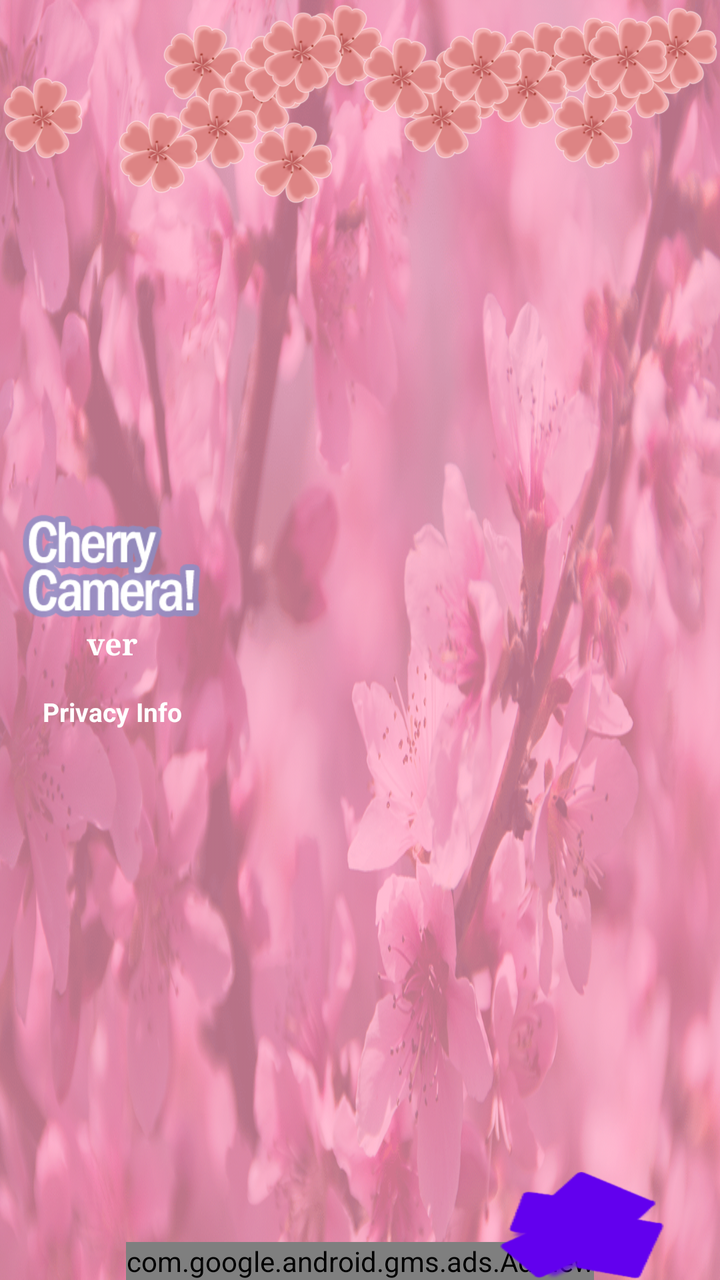
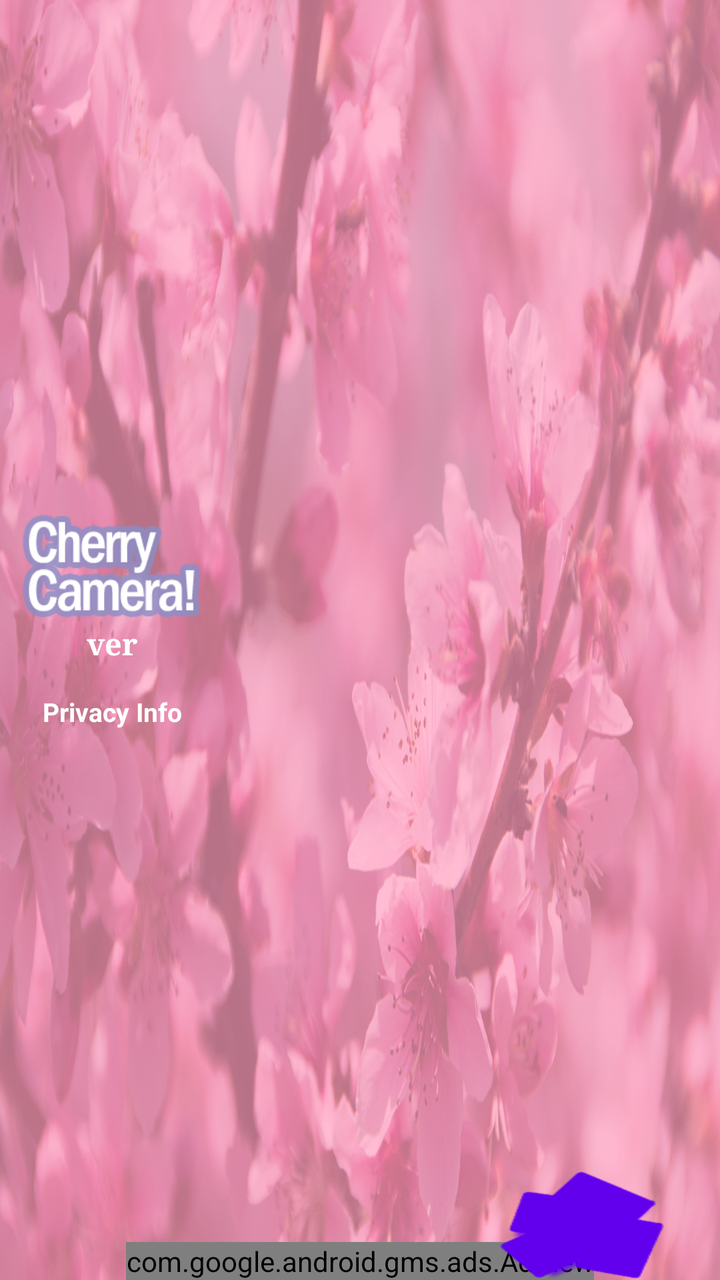

The first picture is an Android layout as it rendered before a commit; the second is the same layout after the commit. The layout source and the unified diff follow.
<!-- AndroidManifest.xml: fallback theme Theme.MaterialComponents.DayNight.NoActionBar -->
<!-- res/layout/main.xml -->
<?xml version="1.0" encoding="utf-8"?>
<FrameLayout xmlns:android="http://schemas.android.com/apk/res/android"
    xmlns:ads="http://schemas.android.com/apk/res-auto"
    android:id="@+id/menu_layout_bg"
    android:layout_width="match_parent"
    android:layout_height="match_parent"
    android:background="@color/color_pink" >

    <ImageView
        android:id="@+id/iv_menubg"
        android:layout_width="match_parent"
        android:layout_height="match_parent"
        android:alpha="0.3"
        android:scaleType="fitXY"
        android:src="@drawable/menu_bg0" />

    <FrameLayout
        android:id="@+id/blurBg"
        android:layout_width="match_parent"
        android:layout_height="match_parent" >
    </FrameLayout>
    
    <FrameLayout
        android:id="@+id/blurBg_fade"
        android:layout_width="match_parent"
        android:layout_height="match_parent"
        android:visibility="invisible" >

    </FrameLayout>

    

    <FrameLayout
        android:id="@+id/layoutFlowerAnim"
        android:layout_width="match_parent"
        android:layout_height="match_parent" >
                
        <ImageView
            android:id="@+id/imageFlower0"
            android:layout_width="wrap_content"
            android:layout_height="wrap_content"
            android:layout_marginLeft="@dimen/px320"
            android:layout_marginTop="@dimen/px45"
            android:src="@drawable/cherry_01" />

        <ImageView
            android:id="@+id/imageFlower1"
            android:layout_width="wrap_content"
            android:layout_height="wrap_content"
            android:layout_marginLeft="@dimen/px440"
            android:layout_marginTop="@dimen/px100"
            android:src="@drawable/cherry_01" />

        <ImageView
            android:id="@+id/imageFlower2"
            android:layout_width="wrap_content"
            android:layout_height="wrap_content"
            android:layout_marginLeft="@dimen/px600"
            android:layout_marginTop="@dimen/px5"
            android:src="@drawable/cherry_01" />

        <ImageView
            android:id="@+id/imageFlower3"
            android:layout_width="wrap_content"
            android:layout_height="wrap_content"
            android:layout_marginLeft="@dimen/px480"
            android:layout_marginTop="@dimen/px50"
            android:src="@drawable/cherry_01" />

        <ImageView
            android:id="@+id/imageFlower4"
            android:layout_width="wrap_content"
            android:layout_height="wrap_content"
            android:layout_marginTop="@dimen/px150"
            android:src="@drawable/cherry_01" />

        <ImageView
            android:id="@+id/imageFlower5"
            android:layout_width="wrap_content"
            android:layout_height="wrap_content"
            android:layout_marginLeft="@dimen/px500"
            android:layout_marginTop="@dimen/px240"
            android:src="@drawable/cherry_01" />
        
        <ImageView
            android:id="@+id/imageFlower6"
            android:layout_width="wrap_content"
            android:layout_height="wrap_content"
            android:layout_marginLeft="@dimen/px350"
            android:layout_marginTop="@dimen/px170"
            android:src="@drawable/cherry_01" />

        <ImageView
            android:id="@+id/imageFlower7"
            android:layout_width="wrap_content"
            android:layout_height="wrap_content"
            android:layout_marginLeft="@dimen/px230"
            android:layout_marginTop="@dimen/px220"
            android:src="@drawable/cherry_01" />

        <ImageView
            android:id="@+id/imageFlower8"
            android:layout_width="wrap_content"
            android:layout_height="wrap_content"
            android:layout_marginLeft="@dimen/px850"
            android:layout_marginTop="@dimen/px80"
            android:src="@drawable/cherry_01" />

        <ImageView
            android:id="@+id/imageFlower9"
            android:layout_width="wrap_content"
            android:layout_height="wrap_content"
            android:layout_marginLeft="@dimen/px1000"
            android:layout_marginTop="@dimen/px40"
            android:src="@drawable/cherry_01" />

        <ImageView
            android:id="@+id/imageFlower10"
            android:layout_width="wrap_content"
            android:layout_height="wrap_content"
            android:layout_marginLeft="@dimen/px1200"
            android:layout_marginTop="@dimen/px70"
            android:src="@drawable/cherry_01" />
        
        <ImageView
            android:id="@+id/imageFlower11"
            android:layout_width="wrap_content"
            android:layout_height="wrap_content"
            android:layout_marginLeft="@dimen/px1100"
            android:layout_marginTop="@dimen/px170"
            android:src="@drawable/cherry_01" />
        
        <ImageView
            android:id="@+id/imageFlower12"
            android:layout_width="wrap_content"
            android:layout_height="wrap_content"
            android:layout_marginLeft="@dimen/px1100"
            android:layout_marginTop="@dimen/px30"
            android:src="@drawable/cherry_01" />
        
        <ImageView
            android:id="@+id/imageFlower13"
            android:layout_width="wrap_content"
            android:layout_height="wrap_content"
            android:layout_gravity="right"
            android:layout_marginTop="@dimen/px10"
            android:src="@drawable/cherry_01" />
        
        <ImageView
            android:id="@+id/imageFlower14"
            android:layout_width="wrap_content"
            android:layout_height="wrap_content"
            android:layout_gravity="right"
            android:layout_marginRight="@dimen/px100"
            android:layout_marginTop="@dimen/px30"
            android:src="@drawable/cherry_01" />
        
        <ImageView
            android:id="@+id/imageFlower15"
            android:layout_width="wrap_content"
            android:layout_height="wrap_content"
            android:layout_gravity="right"
            android:layout_marginRight="@dimen/px300"
            android:layout_marginTop="@dimen/px90"
            android:src="@drawable/cherry_01" />
        
        <ImageView
            android:id="@+id/imageFlower16"
            android:layout_width="wrap_content"
            android:layout_height="wrap_content"
            android:layout_gravity="right"
            android:layout_marginRight="@dimen/px470"
            android:layout_marginTop="@dimen/px150"
            android:src="@drawable/cherry_01" />
        
        <ImageView
            android:id="@+id/imageFlower17"
            android:layout_width="wrap_content"
            android:layout_height="wrap_content"
            android:layout_gravity="right"
            android:layout_marginRight="@dimen/px550"
            android:layout_marginTop="@dimen/px70"
            android:src="@drawable/cherry_01" />
        
        <ImageView
            android:id="@+id/imageFlower18"
            android:layout_width="wrap_content"
            android:layout_height="wrap_content"
            android:layout_gravity="right"
            android:layout_marginRight="@dimen/px390"
            android:layout_marginTop="@dimen/px50"
            android:src="@drawable/cherry_01" />
        
        <ImageView
            android:id="@+id/imageFlower19"
            android:layout_width="wrap_content"
            android:layout_height="wrap_content"
            android:layout_gravity="right"
            android:layout_marginRight="@dimen/px750"
            android:layout_marginTop="@dimen/px20"
            android:src="@drawable/cherry_01" />
        
        <ImageView
            android:id="@+id/imageFlower20"
            android:layout_width="wrap_content"
            android:layout_height="wrap_content"
            android:layout_marginLeft="@dimen/px320"
            android:src="@null" />

        <ImageView
            android:id="@+id/imageFlower21"
            android:layout_width="wrap_content"
            android:layout_height="wrap_content"
            android:layout_marginLeft="@dimen/px440"
            android:src="@null" />

        <ImageView
            android:id="@+id/imageFlower22"
            android:layout_width="wrap_content"
            android:layout_height="wrap_content"
            android:layout_marginLeft="@dimen/px600"
            android:src="@null" />

        <ImageView
            android:id="@+id/imageFlower23"
            android:layout_width="wrap_content"
            android:layout_height="wrap_content"
            android:layout_marginLeft="@dimen/px480"
            android:src="@null" />

        <ImageView
            android:id="@+id/imageFlower24"
            android:layout_width="wrap_content"
            android:layout_height="wrap_content"
            android:src="@null" />

        <ImageView
            android:id="@+id/imageFlower25"
            android:layout_width="wrap_content"
            android:layout_height="wrap_content"
            android:layout_marginLeft="@dimen/px500"
            android:src="@null" />
        
        <ImageView
            android:id="@+id/imageFlower26"
            android:layout_width="wrap_content"
            android:layout_height="wrap_content"
            android:layout_marginLeft="@dimen/px350"
            android:src="@null" />

        <ImageView
            android:id="@+id/imageFlower27"
            android:layout_width="wrap_content"
            android:layout_height="wrap_content"
            android:layout_marginLeft="@dimen/px230"
            android:src="@null" />

        <ImageView
            android:id="@+id/imageFlower28"
            android:layout_width="wrap_content"
            android:layout_height="wrap_content"
            android:layout_marginLeft="@dimen/px850"
            android:src="@null" />

        <ImageView
            android:id="@+id/imageFlower29"
            android:layout_width="wrap_content"
            android:layout_height="wrap_content"
            android:layout_marginLeft="@dimen/px1000"
            android:src="@null" />

        <ImageView
            android:id="@+id/imageFlower30"
            android:layout_width="wrap_content"
            android:layout_height="wrap_content"
            android:layout_marginLeft="@dimen/px1200"
            android:src="@null" />
        
        <ImageView
            android:id="@+id/imageFlower31"
            android:layout_width="wrap_content"
            android:layout_height="wrap_content"
            android:layout_marginLeft="@dimen/px1100"
            android:src="@null" />
        
        <ImageView
            android:id="@+id/imageFlower32"
            android:layout_width="wrap_content"
            android:layout_height="wrap_content"
            android:layout_marginLeft="@dimen/px1100"
            android:src="@null" />
        
        <ImageView
            android:id="@+id/imageFlower33"
            android:layout_width="wrap_content"
            android:layout_height="wrap_content"
            android:layout_gravity="right"
            android:src="@null" />
        
        <ImageView
            android:id="@+id/imageFlower34"
            android:layout_width="wrap_content"
            android:layout_height="wrap_content"
            android:layout_gravity="right"
            android:layout_marginRight="@dimen/px100"
            android:src="@null" />
        
        <ImageView
            android:id="@+id/imageFlower35"
            android:layout_width="wrap_content"
            android:layout_height="wrap_content"
            android:layout_gravity="right"
            android:layout_marginRight="@dimen/px300"
            android:src="@null" />
        
        <ImageView
            android:id="@+id/imageFlower36"
            android:layout_width="wrap_content"
            android:layout_height="wrap_content"
            android:layout_gravity="right"
            android:layout_marginRight="@dimen/px390"
            android:src="@null" />
        
        <ImageView
            android:id="@+id/imageFlower37"
            android:layout_width="wrap_content"
            android:layout_height="wrap_content"
            android:layout_gravity="right"
            android:layout_marginRight="@dimen/px550"
            android:src="@null" />
        
        <ImageView
            android:id="@+id/imageFlower38"
            android:layout_width="wrap_content"
            android:layout_height="wrap_content"
            android:layout_gravity="right"
            android:layout_marginRight="@dimen/px390"
            android:src="@null" />
        
        <ImageView
            android:id="@+id/imageFlower39"
            android:layout_width="wrap_content"
            android:layout_height="wrap_content"
            android:layout_gravity="right"
            android:layout_marginRight="@dimen/px750"
            android:src="@null" />
        
    </FrameLayout>
    
    <LinearLayout
        android:layout_width="match_parent"
        android:layout_height="match_parent"
        android:orientation="vertical" >

        <LinearLayout
            android:layout_width="match_parent"
            android:layout_height="0dp"
            android:layout_weight="2" >

            <FrameLayout
                android:layout_width="0dp"
                android:layout_height="match_parent"
                android:layout_weight="2">

                <GridLayout
                    android:id="@+id/scn_gridlayout"
                    android:layout_width="wrap_content"
                    android:layout_height="wrap_content"
                    android:layout_gravity="right|center_vertical"
                    android:columnCount="4"
                    android:paddingLeft="20dp"
                    android:paddingRight="10dp"
                    android:paddingTop="10dp"
                    android:rowCount="3"></GridLayout>

            </FrameLayout>

        </LinearLayout>

        <LinearLayout
            android:layout_width="match_parent"
            android:layout_height="0dp"
            android:layout_weight="0.5"
            android:background="@drawable/menu_guide_bottom"
            android:orientation="vertical"
            android:visibility="invisible" >
        </LinearLayout>
    </LinearLayout>
    
    <Button
        android:id="@+id/btnGallery"
        android:layout_width="wrap_content"
        android:layout_height="wrap_content"
        android:layout_gravity="bottom|right"
        android:layout_marginRight="25dp"
        android:background="@drawable/gallery" />
    
    <LinearLayout
        android:layout_width="wrap_content"
        android:layout_height="wrap_content"
        android:layout_marginTop="5dp"
        android:orientation="vertical"
        android:layout_gravity="center_vertical"
        android:paddingLeft="10dp"
        android:paddingBottom="30dp" >

        <ImageView
            android:id="@+id/menu_image_title"
            android:layout_width="wrap_content"
            android:layout_height="wrap_content"
            android:src="@drawable/menu_title" />

        <TextView
            android:id="@+id/menutext_version"
            android:layout_width="wrap_content"
            android:layout_height="wrap_content"
            android:layout_gravity="center_horizontal"
            android:text="ver"
            android:textColor="@color/color_white"
            android:textSize="@dimen/FONTSIZE_Biggest"
            android:textStyle="bold"
            android:typeface="serif" />

        <TextView
            android:id="@+id/tv_appinfo"
            android:layout_width="wrap_content"
            android:layout_height="wrap_content"
            android:layout_gravity="bottom|center_horizontal"
            android:layout_marginTop="@dimen/FONTSIZE_Biggest"
            android:text="@string/info_privacy"
            android:textColor="@color/color_white"
            android:textSize="@dimen/FONTSIZE_Normal"
            android:textStyle="bold" />
    </LinearLayout>


    <com.google.android.gms.ads.AdView
        android:id="@+id/adView"
        android:layout_width="wrap_content"
        android:layout_height="wrap_content"
        android:layout_gravity="bottom|center_horizontal"
        ads:adSize="BANNER"
        ads:adUnitId="@string/banner_ad_unit_id">
    </com.google.android.gms.ads.AdView>

</FrameLayout>
<!-- resources referenced by this layout -->
<resources>
  <color name="color_pink">#ffa1c0</color>
  <color name="color_white">#ffffff</color>
  <dimen name="FONTSIZE_Biggest">14sp</dimen>
  <dimen name="FONTSIZE_Normal">12sp</dimen>
  <dimen name="px10">2.5dp</dimen>
  <dimen name="px100">25dp</dimen>
  <dimen name="px1000">250dp</dimen>
  <dimen name="px1100">275dp</dimen>
  <dimen name="px1200">300dp</dimen>
  <dimen name="px150">37.5dp</dimen>
  <dimen name="px170">42.5dp</dimen>
  <dimen name="px20">5dp</dimen>
  <dimen name="px220">55dp</dimen>
  <dimen name="px230">57.5dp</dimen>
  <dimen name="px240">60dp</dimen>
  <dimen name="px30">7.5dp</dimen>
  <dimen name="px300">75dp</dimen>
  <dimen name="px320">80dp</dimen>
  <dimen name="px350">87.5dp</dimen>
  <dimen name="px390">97.5dp</dimen>
  <dimen name="px40">10dp</dimen>
  <dimen name="px440">110dp</dimen>
  <dimen name="px45">11.25dp</dimen>
  <dimen name="px470">117.5dp</dimen>
  <dimen name="px480">120dp</dimen>
  <dimen name="px5">1.25dp</dimen>
  <dimen name="px50">12.5dp</dimen>
  <dimen name="px500">125dp</dimen>
  <dimen name="px550">137.5dp</dimen>
  <dimen name="px600">150dp</dimen>
  <dimen name="px70">17.5dp</dimen>
  <dimen name="px750">187.5dp</dimen>
  <dimen name="px80">20dp</dimen>
  <dimen name="px850">212.5dp</dimen>
  <dimen name="px90">22.5dp</dimen>
  <!-- drawable cherry_01: png bitmap (drawable-xxhdpi, 15283 bytes) -->
  <!-- drawable gallery: png bitmap (drawable-xhdpi, 22791 bytes) -->
  <!-- drawable menu_bg0: png bitmap (drawable-xhdpi, 576757 bytes) -->
  <!-- drawable menu_guide_bottom: png bitmap (drawable-xhdpi, 992 bytes) -->
  <!-- drawable menu_title: png bitmap (drawable-xhdpi, 8216 bytes) -->
  <string name="banner_ad_unit_id">ca-app-pub-8684079291236473/5227367033</string>
  <string name="info_privacy">Privacy Info</string>
</resources>

<!-- the commit's change to res/layout/main.xml (unified diff, before → after) -->
@@ -14,339 +14,8 @@
         android:scaleType="fitXY"
         android:src="@drawable/menu_bg0" />
 
-    <FrameLayout
-        android:id="@+id/blurBg"
-        android:layout_width="match_parent"
-        android:layout_height="match_parent" >
-    </FrameLayout>
-    
-    <FrameLayout
-        android:id="@+id/blurBg_fade"
-        android:layout_width="match_parent"
-        android:layout_height="match_parent"
-        android:visibility="invisible" >
-
-    </FrameLayout>
-
     
 
-    <FrameLayout
-        android:id="@+id/layoutFlowerAnim"
-        android:layout_width="match_parent"
-        android:layout_height="match_parent" >
-                
-        <ImageView
-            android:id="@+id/imageFlower0"
-            android:layout_width="wrap_content"
-            android:layout_height="wrap_content"
-            android:layout_marginLeft="@dimen/px320"
-            android:layout_marginTop="@dimen/px45"
-            android:src="@drawable/cherry_01" />
-
-        <ImageView
-            android:id="@+id/imageFlower1"
-            android:layout_width="wrap_content"
-            android:layout_height="wrap_content"
-            android:layout_marginLeft="@dimen/px440"
-            android:layout_marginTop="@dimen/px100"
-            android:src="@drawable/cherry_01" />
-
-        <ImageView
-            android:id="@+id/imageFlower2"
-            android:layout_width="wrap_content"
-            android:layout_height="wrap_content"
-            android:layout_marginLeft="@dimen/px600"
-            android:layout_marginTop="@dimen/px5"
-            android:src="@drawable/cherry_01" />
-
-        <ImageView
-            android:id="@+id/imageFlower3"
-            android:layout_width="wrap_content"
-            android:layout_height="wrap_content"
-            android:layout_marginLeft="@dimen/px480"
-            android:layout_marginTop="@dimen/px50"
-            android:src="@drawable/cherry_01" />
-
-        <ImageView
-            android:id="@+id/imageFlower4"
-            android:layout_width="wrap_content"
-            android:layout_height="wrap_content"
-            android:layout_marginTop="@dimen/px150"
-            android:src="@drawable/cherry_01" />
-
-        <ImageView
-            android:id="@+id/imageFlower5"
-            android:layout_width="wrap_content"
-            android:layout_height="wrap_content"
-            android:layout_marginLeft="@dimen/px500"
-            android:layout_marginTop="@dimen/px240"
-            android:src="@drawable/cherry_01" />
-        
-        <ImageView
-            android:id="@+id/imageFlower6"
-            android:layout_width="wrap_content"
-            android:layout_height="wrap_content"
-            android:layout_marginLeft="@dimen/px350"
-            android:layout_marginTop="@dimen/px170"
-            android:src="@drawable/cherry_01" />
-
-        <ImageView
-            android:id="@+id/imageFlower7"
-            android:layout_width="wrap_content"
-            android:layout_height="wrap_content"
-            android:layout_marginLeft="@dimen/px230"
-            android:layout_marginTop="@dimen/px220"
-            android:src="@drawable/cherry_01" />
-
-        <ImageView
-            android:id="@+id/imageFlower8"
-            android:layout_width="wrap_content"
-            android:layout_height="wrap_content"
-            android:layout_marginLeft="@dimen/px850"
-            android:layout_marginTop="@dimen/px80"
-            android:src="@drawable/cherry_01" />
-
-        <ImageView
-            android:id="@+id/imageFlower9"
-            android:layout_width="wrap_content"
-            android:layout_height="wrap_content"
-            android:layout_marginLeft="@dimen/px1000"
-            android:layout_marginTop="@dimen/px40"
-            android:src="@drawable/cherry_01" />
-
-        <ImageView
-            android:id="@+id/imageFlower10"
-            android:layout_width="wrap_content"
-            android:layout_height="wrap_content"
-            android:layout_marginLeft="@dimen/px1200"
-            android:layout_marginTop="@dimen/px70"
-            android:src="@drawable/cherry_01" />
-        
-        <ImageView
-            android:id="@+id/imageFlower11"
-            android:layout_width="wrap_content"
-            android:layout_height="wrap_content"
-            android:layout_marginLeft="@dimen/px1100"
-            android:layout_marginTop="@dimen/px170"
-            android:src="@drawable/cherry_01" />
-        
-        <ImageView
-            android:id="@+id/imageFlower12"
-            android:layout_width="wrap_content"
-            android:layout_height="wrap_content"
-            android:layout_marginLeft="@dimen/px1100"
-            android:layout_marginTop="@dimen/px30"
-            android:src="@drawable/cherry_01" />
-        
-        <ImageView
-            android:id="@+id/imageFlower13"
-            android:layout_width="wrap_content"
-            android:layout_height="wrap_content"
-            android:layout_gravity="right"
-            android:layout_marginTop="@dimen/px10"
-            android:src="@drawable/cherry_01" />
-        
-        <ImageView
-            android:id="@+id/imageFlower14"
-            android:layout_width="wrap_content"
-            android:layout_height="wrap_content"
-            android:layout_gravity="right"
-            android:layout_marginRight="@dimen/px100"
-            android:layout_marginTop="@dimen/px30"
-            android:src="@drawable/cherry_01" />
-        
-        <ImageView
-            android:id="@+id/imageFlower15"
-            android:layout_width="wrap_content"
-            android:layout_height="wrap_content"
-            android:layout_gravity="right"
-            android:layout_marginRight="@dimen/px300"
-            android:layout_marginTop="@dimen/px90"
-            android:src="@drawable/cherry_01" />
-        
-        <ImageView
-            android:id="@+id/imageFlower16"
-            android:layout_width="wrap_content"
-            android:layout_height="wrap_content"
-            android:layout_gravity="right"
-            android:layout_marginRight="@dimen/px470"
-            android:layout_marginTop="@dimen/px150"
-            android:src="@drawable/cherry_01" />
-        
-        <ImageView
-            android:id="@+id/imageFlower17"
-            android:layout_width="wrap_content"
-            android:layout_height="wrap_content"
-            android:layout_gravity="right"
-            android:layout_marginRight="@dimen/px550"
-            android:layout_marginTop="@dimen/px70"
-            android:src="@drawable/cherry_01" />
-        
-        <ImageView
-            android:id="@+id/imageFlower18"
-            android:layout_width="wrap_content"
-            android:layout_height="wrap_content"
-            android:layout_gravity="right"
-            android:layout_marginRight="@dimen/px390"
-            android:layout_marginTop="@dimen/px50"
-            android:src="@drawable/cherry_01" />
-        
-        <ImageView
-            android:id="@+id/imageFlower19"
-            android:layout_width="wrap_content"
-            android:layout_height="wrap_content"
-            android:layout_gravity="right"
-            android:layout_marginRight="@dimen/px750"
-            android:layout_marginTop="@dimen/px20"
-            android:src="@drawable/cherry_01" />
-        
-        <ImageView
-            android:id="@+id/imageFlower20"
-            android:layout_width="wrap_content"
-            android:layout_height="wrap_content"
-            android:layout_marginLeft="@dimen/px320"
-            android:src="@null" />
-
-        <ImageView
-            android:id="@+id/imageFlower21"
-            android:layout_width="wrap_content"
-            android:layout_height="wrap_content"
-            android:layout_marginLeft="@dimen/px440"
-            android:src="@null" />
-
-        <ImageView
-            android:id="@+id/imageFlower22"
-            android:layout_width="wrap_content"
-            android:layout_height="wrap_content"
-            android:layout_marginLeft="@dimen/px600"
-            android:src="@null" />
-
-        <ImageView
-            android:id="@+id/imageFlower23"
-            android:layout_width="wrap_content"
-            android:layout_height="wrap_content"
-            android:layout_marginLeft="@dimen/px480"
-            android:src="@null" />
-
-        <ImageView
-            android:id="@+id/imageFlower24"
-            android:layout_width="wrap_content"
-            android:layout_height="wrap_content"
-            android:src="@null" />
-
-        <ImageView
-            android:id="@+id/imageFlower25"
-            android:layout_width="wrap_content"
-            android:layout_height="wrap_content"
-            android:layout_marginLeft="@dimen/px500"
-            android:src="@null" />
-        
-        <ImageView
-            android:id="@+id/imageFlower26"
-            android:layout_width="wrap_content"
-            android:layout_height="wrap_content"
-            android:layout_marginLeft="@dimen/px350"
-            android:src="@null" />
-
-        <ImageView
-            android:id="@+id/imageFlower27"
-            android:layout_width="wrap_content"
-            android:layout_height="wrap_content"
-            android:layout_marginLeft="@dimen/px230"
-            android:src="@null" />
-
-        <ImageView
-            android:id="@+id/imageFlower28"
-            android:layout_width="wrap_content"
-            android:layout_height="wrap_content"
-            android:layout_marginLeft="@dimen/px850"
-            android:src="@null" />
-
-        <ImageView
-            android:id="@+id/imageFlower29"
-            android:layout_width="wrap_content"
-            android:layout_height="wrap_content"
-            android:layout_marginLeft="@dimen/px1000"
-            android:src="@null" />
-
-        <ImageView
-            android:id="@+id/imageFlower30"
-            android:layout_width="wrap_content"
-            android:layout_height="wrap_content"
-            android:layout_marginLeft="@dimen/px1200"
-            android:src="@null" />
-        
-        <ImageView
-            android:id="@+id/imageFlower31"
-            android:layout_width="wrap_content"
-            android:layout_height="wrap_content"
-            android:layout_marginLeft="@dimen/px1100"
-            android:src="@null" />
-        
-        <ImageView
-            android:id="@+id/imageFlower32"
-            android:layout_width="wrap_content"
-            android:layout_height="wrap_content"
-            android:layout_marginLeft="@dimen/px1100"
-            android:src="@null" />
-        
-        <ImageView
-            android:id="@+id/imageFlower33"
-            android:layout_width="wrap_content"
-            android:layout_height="wrap_content"
-            android:layout_gravity="right"
-            android:src="@null" />
-        
-        <ImageView
-            android:id="@+id/imageFlower34"
-            android:layout_width="wrap_content"
-            android:layout_height="wrap_content"
-            android:layout_gravity="right"
-            android:layout_marginRight="@dimen/px100"
-            android:src="@null" />
-        
-        <ImageView
-            android:id="@+id/imageFlower35"
-            android:layout_width="wrap_content"
-            android:layout_height="wrap_content"
-            android:layout_gravity="right"
-            android:layout_marginRight="@dimen/px300"
-            android:src="@null" />
-        
-        <ImageView
-            android:id="@+id/imageFlower36"
-            android:layout_width="wrap_content"
-            android:layout_height="wrap_content"
-            android:layout_gravity="right"
-            android:layout_marginRight="@dimen/px390"
-            android:src="@null" />
-        
-        <ImageView
-            android:id="@+id/imageFlower37"
-            android:layout_width="wrap_content"
-            android:layout_height="wrap_content"
-            android:layout_gravity="right"
-            android:layout_marginRight="@dimen/px550"
-            android:src="@null" />
-        
-        <ImageView
-            android:id="@+id/imageFlower38"
-            android:layout_width="wrap_content"
-            android:layout_height="wrap_content"
-            android:layout_gravity="right"
-            android:layout_marginRight="@dimen/px390"
-            android:src="@null" />
-        
-        <ImageView
-            android:id="@+id/imageFlower39"
-            android:layout_width="wrap_content"
-            android:layout_height="wrap_content"
-            android:layout_gravity="right"
-            android:layout_marginRight="@dimen/px750"
-            android:src="@null" />
-        
-    </FrameLayout>
-    
     <LinearLayout
         android:layout_width="match_parent"
         android:layout_height="match_parent"
<!-- resource entries referenced after the edit -->
@@ -4,43 +4,11 @@
   <color name="color_white">#ffffff</color>
   <dimen name="FONTSIZE_Biggest">14sp</dimen>
   <dimen name="FONTSIZE_Normal">12sp</dimen>
-  <dimen name="px10">2.5dp</dimen>
-  <dimen name="px100">25dp</dimen>
-  <dimen name="px1000">250dp</dimen>
-  <dimen name="px1100">275dp</dimen>
-  <dimen name="px1200">300dp</dimen>
-  <dimen name="px150">37.5dp</dimen>
-  <dimen name="px170">42.5dp</dimen>
-  <dimen name="px20">5dp</dimen>
-  <dimen name="px220">55dp</dimen>
-  <dimen name="px230">57.5dp</dimen>
-  <dimen name="px240">60dp</dimen>
-  <dimen name="px30">7.5dp</dimen>
-  <dimen name="px300">75dp</dimen>
-  <dimen name="px320">80dp</dimen>
-  <dimen name="px350">87.5dp</dimen>
-  <dimen name="px390">97.5dp</dimen>
-  <dimen name="px40">10dp</dimen>
-  <dimen name="px440">110dp</dimen>
-  <dimen name="px45">11.25dp</dimen>
-  <dimen name="px470">117.5dp</dimen>
-  <dimen name="px480">120dp</dimen>
-  <dimen name="px5">1.25dp</dimen>
-  <dimen name="px50">12.5dp</dimen>
-  <dimen name="px500">125dp</dimen>
-  <dimen name="px550">137.5dp</dimen>
-  <dimen name="px600">150dp</dimen>
-  <dimen name="px70">17.5dp</dimen>
-  <dimen name="px750">187.5dp</dimen>
-  <dimen name="px80">20dp</dimen>
-  <dimen name="px850">212.5dp</dimen>
-  <dimen name="px90">22.5dp</dimen>
-  <!-- drawable cherry_01: png bitmap (drawable-xxhdpi, 15283 bytes) -->
   <!-- drawable gallery: png bitmap (drawable-xhdpi, 22791 bytes) -->
   <!-- drawable menu_bg0: png bitmap (drawable-xhdpi, 576757 bytes) -->
   <!-- drawable menu_guide_bottom: png bitmap (drawable-xhdpi, 992 bytes) -->
   <!-- drawable menu_title: png bitmap (drawable-xhdpi, 8216 bytes) -->
-  <string name="banner_ad_unit_id">ca-app-pub-8684079291236473/5227367033</string>
+  <string name="banner_ad_unit_id">ca-app-pub-8684079291236473/6177389032</string>
   <string name="info_privacy">Privacy Info</string>
 </resources>
 
